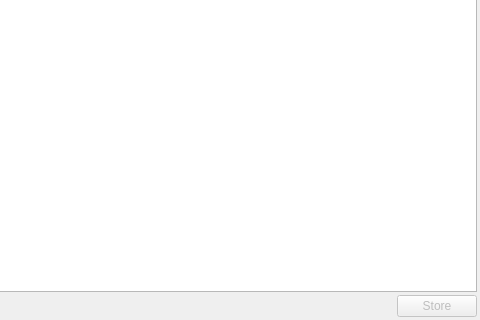
Above: src/RecipeStore/RecipeEditor.ui from marc-sturm/RecipeStore before the change; both pictures show x 529 to 1009 and y 315 to 635 of the 1009 by 635 pixel window. Below: the same form after it.
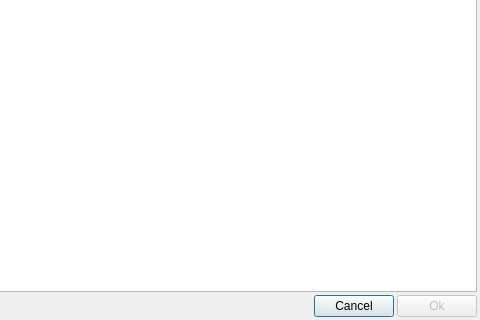
That is the form after the change.

```diff
--- a/src/RecipeStore/RecipeEditor.ui
+++ b/src/RecipeStore/RecipeEditor.ui
@@ -60,13 +60,20 @@
        </property>
       </spacer>
      </item>
+     <item>
+      <widget class="QPushButton" name="pushButton">
+       <property name="text">
+        <string>Cancel</string>
+       </property>
+      </widget>
+     </item>
      <item>
       <widget class="QPushButton" name="store_btn">
        <property name="enabled">
         <bool>false</bool>
        </property>
        <property name="text">
-        <string>Store</string>
+        <string>Ok</string>
        </property>
       </widget>
      </item>
```
Left out of the diff: 19 changed lines with no effect on the pictures.
